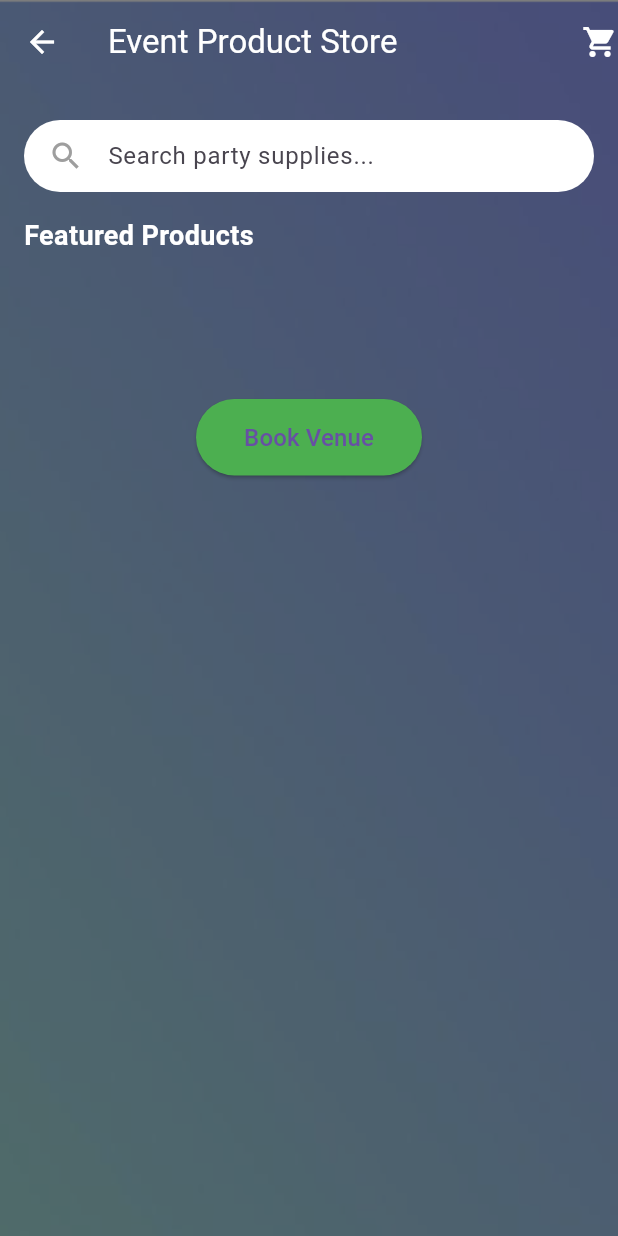
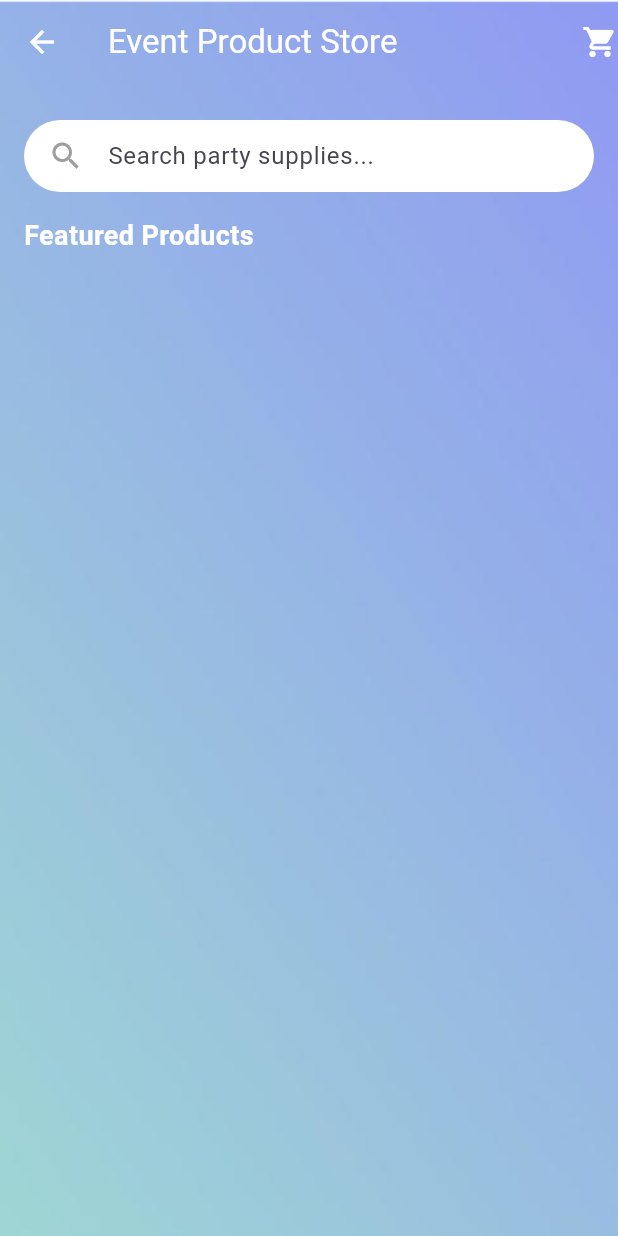
Before and after one commit to rudrap19/eventease1, a Flutter app: the EventProductStorePage screen opened directly, on a phone screen of 412 x 824 dp. Run offline on Flutter 3.47's test engine with Material 3 defaults, Android fonts, the phone set to English and light mode, and no system bars; our stand-ins replace carousel_slider, cloud_firestore, firebase_auth, firebase_core, firebase_storage, fluttertoast and 2 more; accounts and stored records are empty.

Commit message:
commit 25

```diff
--- a/lib/ManagerDesc.dart
+++ b/lib/ManagerDesc.dart
@@ -89,7 +89,7 @@ class ManagerDesc extends StatelessWidget {
                       );
                     },
                     style: ElevatedButton.styleFrom(
-                      backgroundColor: Colors.green,
+                      backgroundColor: Colors.white,
                       padding: const EdgeInsets.symmetric(horizontal: 40, vertical: 14),
                       shape: RoundedRectangleBorder(
                         borderRadius: BorderRadius.circular(30),
--- a/lib/productpages/ProductDesc.dart
+++ b/lib/productpages/ProductDesc.dart
@@ -92,7 +92,7 @@ class ProductDesc extends StatelessWidget {
                       );
                     },
                     style: ElevatedButton.styleFrom(
-                      backgroundColor: Colors.green,
+                      backgroundColor: Colors.white,
                       padding: const EdgeInsets.symmetric(horizontal: 40, vertical: 14),
                       shape: RoundedRectangleBorder(
                         borderRadius: BorderRadius.circular(30),
--- a/lib/productpages/product_page.dart
+++ b/lib/productpages/product_page.dart
@@ -1,7 +1,6 @@
 import 'package:flutter/material.dart';
 import 'package:cloud_firestore/cloud_firestore.dart';
-import 'ProductDesc.dart'; // Make sure this file exists and is implemented
-import '../RegistrationPage.dart';
+import 'ProductDesc.dart';
 
 class EventProductStorePage extends StatelessWidget {
   const EventProductStorePage({Key? key}) : super(key: key);
@@ -32,7 +31,7 @@ class EventProductStorePage extends StatelessWidget {
               ),
             ),
           ),
-          Container(color: Colors.black.withOpacity(0.5)),
+
           SingleChildScrollView(
             padding: const EdgeInsets.only(
               top: kToolbarHeight + 24,
@@ -58,13 +57,11 @@ class EventProductStorePage extends StatelessWidget {
                   ),
                 ),
                 const SizedBox(height: 16.0),
-
                 const Text(
                   'Featured Products',
                   style: TextStyle(fontSize: 18.0, fontWeight: FontWeight.bold, color: Colors.white),
                 ),
                 const SizedBox(height: 16.0),
-
                 StreamBuilder<QuerySnapshot>(
                   stream: FirebaseFirestore.instance.collection('productdata').snapshots(),
                   builder: (context, snapshot) {
@@ -100,34 +97,13 @@ class EventProductStorePage extends StatelessWidget {
                           child: ProductCard(
                             imageUrl: imageUrl,
                             name: name,
-                            rating: 4.5, // Replace with real rating if available
+                            rating: 4.5,
                             price: price,
                           ),
                         );
                       }).toList(),
                     );
                   },
-                ),
-
-                const SizedBox(height: 24.0),
-
-                Center(
-                  child: ElevatedButton(
-                    onPressed: () {
-                      Navigator.push(
-                        context,
-                        MaterialPageRoute(builder: (context) => const RegistrationPage()),
-                      );
-                    },
-                    style: ElevatedButton.styleFrom(
-                      backgroundColor: Colors.green,
-                      padding: const EdgeInsets.symmetric(horizontal: 32, vertical: 14),
-                      shape: RoundedRectangleBorder(
-                        borderRadius: BorderRadius.circular(30),
-                      ),
-                    ),
-                    child: const Text("Book Venue", style: TextStyle(fontSize: 16)),
-                  ),
                 ),
               ],
             ),
--- a/lib/servicepages/ServiceDesc.dart
+++ b/lib/servicepages/ServiceDesc.dart
@@ -101,7 +101,7 @@ class ServiceDesc extends StatelessWidget {
                       );
                     },
                     style: ElevatedButton.styleFrom(
-                      backgroundColor: Colors.green,
+                      backgroundColor: Colors.white,
                       padding: const EdgeInsets.symmetric(horizontal: 40, vertical: 14),
                       shape: RoundedRectangleBorder(
                         borderRadius: BorderRadius.circular(30),
--- a/lib/venuepages/VenueDesc.dart
+++ b/lib/venuepages/VenueDesc.dart
@@ -104,7 +104,7 @@ class VenueDesc extends StatelessWidget {
                       );
                     },
                     style: ElevatedButton.styleFrom(
-                      backgroundColor: Colors.green,
+                      backgroundColor: Colors.white,
                       padding: const EdgeInsets.symmetric(horizontal: 40, vertical: 14),
                       shape: RoundedRectangleBorder(
                         borderRadius: BorderRadius.circular(30),
```
Also changed, not shown: 1 other file.
